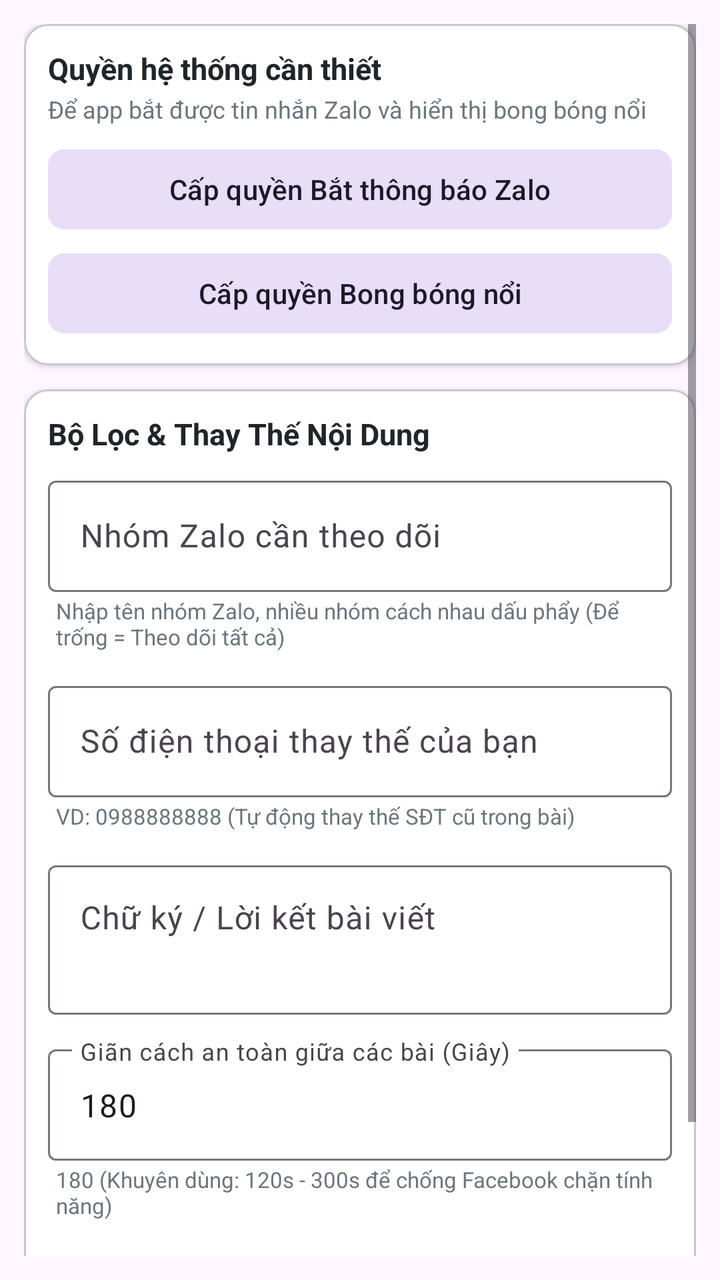
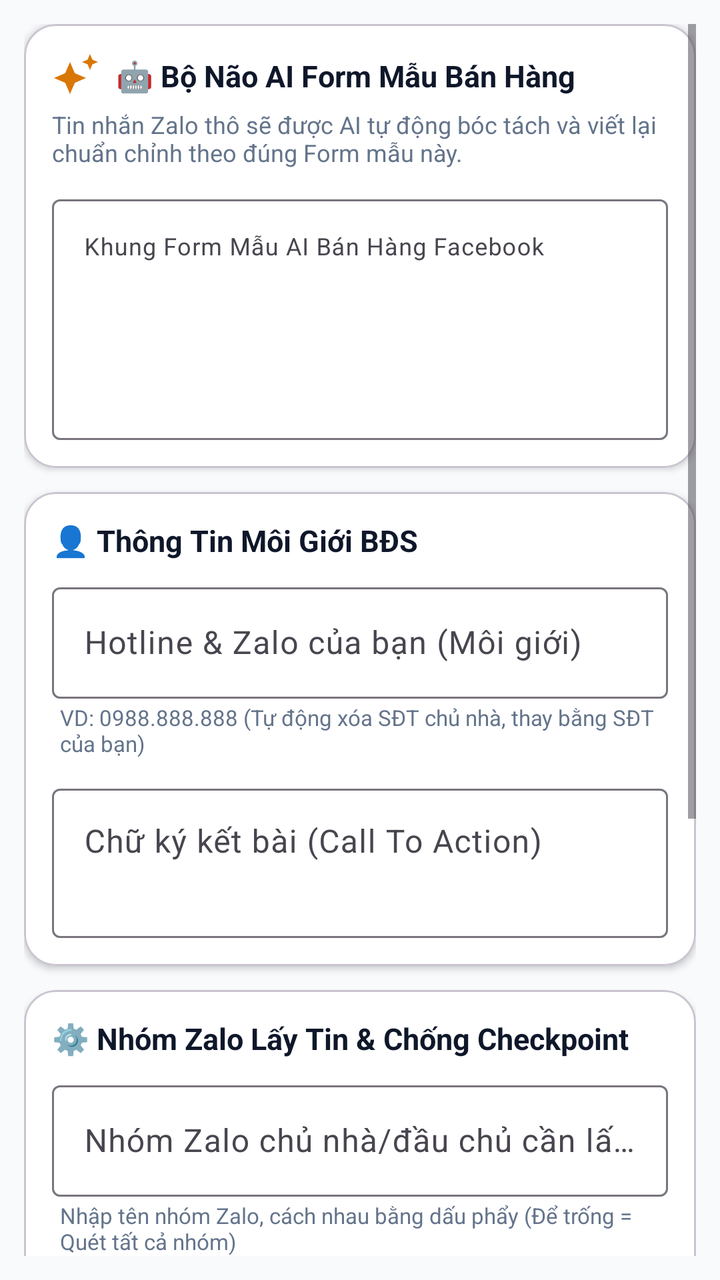

Before-and-after screenshots of an Android layout around one commit, followed by the original layout XML and the change that was made.
<!-- AndroidManifest.xml: application theme Theme.Z2FBPostManager -->
<!-- res/layout/fragment_settings.xml -->
<?xml version="1.0" encoding="utf-8"?>
<ScrollView 
    xmlns:android="http://schemas.android.com/apk/res/android"
    xmlns:app="http://schemas.android.com/apk/res-auto"
    android:layout_width="match_parent"
    android:layout_height="match_parent"
    android:padding="12dp">

    <LinearLayout
        android:layout_width="match_parent"
        android:layout_height="wrap_content"
        android:orientation="vertical">

        
        <com.google.android.material.card.MaterialCardView
            android:layout_width="match_parent"
            android:layout_height="wrap_content"
            app:cardCornerRadius="12dp"
            app:cardElevation="2dp"
            app:cardBackgroundColor="@color/surface">

            <LinearLayout
                android:layout_width="match_parent"
                android:layout_height="wrap_content"
                android:orientation="vertical"
                android:padding="12dp">

                <TextView
                    android:layout_width="wrap_content"
                    android:layout_height="wrap_content"
                    android:text="Quyền hệ thống cần thiết"
                    android:textSize="15sp"
                    android:textStyle="bold"
                    android:textColor="@color/text_primary" />

                <TextView
                    android:layout_width="wrap_content"
                    android:layout_height="wrap_content"
                    android:layout_marginTop="2dp"
                    android:text="Để app bắt được tin nhắn Zalo và hiển thị bong bóng nổi"
                    android:textSize="12sp"
                    android:textColor="@color/text_secondary" />

                <com.google.android.material.button.MaterialButton
                    android:id="@+id/btn_grant_notif"
                    android:layout_width="match_parent"
                    android:layout_height="wrap_content"
                    android:layout_marginTop="8dp"
                    android:text="@string/btn_grant_notification"
                    app:cornerRadius="8dp"
                    style="@style/Widget.Material3.Button.TonalButton" />

                <com.google.android.material.button.MaterialButton
                    android:id="@+id/btn_grant_overlay"
                    android:layout_width="match_parent"
                    android:layout_height="wrap_content"
                    android:layout_marginTop="4dp"
                    android:text="@string/btn_grant_overlay"
                    app:cornerRadius="8dp"
                    style="@style/Widget.Material3.Button.TonalButton" />
            </LinearLayout>
        </com.google.android.material.card.MaterialCardView>

        
        <com.google.android.material.card.MaterialCardView
            android:layout_width="match_parent"
            android:layout_height="wrap_content"
            android:layout_marginTop="12dp"
            app:cardCornerRadius="12dp"
            app:cardElevation="2dp"
            app:cardBackgroundColor="@color/surface">

            <LinearLayout
                android:layout_width="match_parent"
                android:layout_height="wrap_content"
                android:orientation="vertical"
                android:padding="12dp">

                <TextView
                    android:layout_width="wrap_content"
                    android:layout_height="wrap_content"
                    android:text="Bộ Lọc &amp; Thay Thế Nội Dung"
                    android:textSize="15sp"
                    android:textStyle="bold"
                    android:textColor="@color/text_primary" />

                
                <com.google.android.material.textfield.TextInputLayout
                    android:layout_width="match_parent"
                    android:layout_height="wrap_content"
                    android:layout_marginTop="8dp"
                    android:hint="@string/setting_zalo_groups"
                    style="@style/Widget.Material3.TextInputLayout.OutlinedBox">

                    <com.google.android.material.textfield.TextInputEditText
                        android:id="@+id/et_zalo_groups"
                        android:layout_width="match_parent"
                        android:layout_height="wrap_content" />
                </com.google.android.material.textfield.TextInputLayout>
                <TextView
                    android:layout_width="wrap_content"
                    android:layout_height="wrap_content"
                    android:text="@string/setting_zalo_groups_hint"
                    android:textSize="11sp"
                    android:textColor="@color/text_secondary"
                    android:layout_marginStart="4dp"
                    android:layout_marginTop="2dp" />

                
                <com.google.android.material.textfield.TextInputLayout
                    android:layout_width="match_parent"
                    android:layout_height="wrap_content"
                    android:layout_marginTop="12dp"
                    android:hint="@string/setting_replace_phone"
                    style="@style/Widget.Material3.TextInputLayout.OutlinedBox">

                    <com.google.android.material.textfield.TextInputEditText
                        android:id="@+id/et_replace_phone"
                        android:layout_width="match_parent"
                        android:layout_height="wrap_content"
                        android:inputType="phone" />
                </com.google.android.material.textfield.TextInputLayout>
                <TextView
                    android:layout_width="wrap_content"
                    android:layout_height="wrap_content"
                    android:text="@string/setting_replace_phone_hint"
                    android:textSize="11sp"
                    android:textColor="@color/text_secondary"
                    android:layout_marginStart="4dp"
                    android:layout_marginTop="2dp" />

                
                <com.google.android.material.textfield.TextInputLayout
                    android:layout_width="match_parent"
                    android:layout_height="wrap_content"
                    android:layout_marginTop="12dp"
                    android:hint="@string/setting_signature"
                    style="@style/Widget.Material3.TextInputLayout.OutlinedBox">

                    <com.google.android.material.textfield.TextInputEditText
                        android:id="@+id/et_signature"
                        android:layout_width="match_parent"
                        android:layout_height="wrap_content"
                        android:minLines="2"
                        android:gravity="top"
                        android:inputType="textMultiLine" />
                </com.google.android.material.textfield.TextInputLayout>

                
                <com.google.android.material.textfield.TextInputLayout
                    android:layout_width="match_parent"
                    android:layout_height="wrap_content"
                    android:layout_marginTop="12dp"
                    android:hint="@string/setting_delay_jitter"
                    style="@style/Widget.Material3.TextInputLayout.OutlinedBox">

                    <com.google.android.material.textfield.TextInputEditText
                        android:id="@+id/et_delay_sec"
                        android:layout_width="match_parent"
                        android:layout_height="wrap_content"
                        android:inputType="number"
                        android:text="180" />
                </com.google.android.material.textfield.TextInputLayout>
                <TextView
                    android:layout_width="wrap_content"
                    android:layout_height="wrap_content"
                    android:text="@string/setting_delay_hint"
                    android:textSize="11sp"
                    android:textColor="@color/text_secondary"
                    android:layout_marginStart="4dp"
                    android:layout_marginTop="2dp" />

                
                <com.google.android.material.button.MaterialButton
                    android:id="@+id/btn_save_settings"
                    android:layout_width="match_parent"
                    android:layout_height="wrap_content"
                    android:layout_marginTop="16dp"
                    android:text="@string/btn_save"
                    app:cornerRadius="8dp"
                    app:backgroundTint="@color/primary" />
            </LinearLayout>
        </com.google.android.material.card.MaterialCardView>

        <View
            android:layout_width="match_parent"
            android:layout_height="32dp" />

    </LinearLayout>
</ScrollView>
<!-- resources referenced by this layout -->
<resources>
  <color name="primary">#1877F2</color>
  <color name="surface">#FFFFFF</color>
  <color name="text_primary">#212529</color>
  <color name="text_secondary">#6C757D</color>
  <string name="btn_grant_notification">Cấp quyền Bắt thông báo Zalo</string>
  <string name="btn_grant_overlay">Cấp quyền Bong bóng nổi</string>
  <string name="btn_save">Lưu cấu hình</string>
  <string name="setting_delay_hint">180 (Khuyên dùng: 120s - 300s để chống Facebook chặn tính năng)</string>
  <string name="setting_delay_jitter">Giãn cách an toàn giữa các bài (Giây)</string>
  <string name="setting_replace_phone">Số điện thoại thay thế của bạn</string>
  <string name="setting_replace_phone_hint">VD: 0988888888 (Tự động thay thế SĐT cũ trong bài)</string>
  <string name="setting_signature">Chữ ký / Lời kết bài viết</string>
  <string name="setting_zalo_groups">Nhóm Zalo cần theo dõi</string>
  <string name="setting_zalo_groups_hint">Nhập tên nhóm Zalo, nhiều nhóm cách nhau dấu phẩy (Để trống = Theo dõi tất cả)</string>
  <style name="Theme.Z2FBPostManager" parent="Theme.Material3.DayNight.NoActionBar">
          
          <item name="colorPrimary">@color/primary</item>
          <item name="colorOnPrimary">@color/on_primary</item>
          <item name="colorSecondary">@color/secondary</item>
          <item name="android:statusBarColor">@color/surface</item>
          <item name="android:windowLightStatusBar">true</item>
          <item name="android:navigationBarColor">@color/surface</item>
      </style>
  <color name="on_primary">#FFFFFF</color>
  <color name="secondary">#0068FF</color>
</resources>

<!-- the commit's change to res/layout/fragment_settings.xml (unified diff, before → after) -->
@@ -4,6 +4,7 @@
     xmlns:app="http://schemas.android.com/apk/res-auto"
     android:layout_width="match_parent"
     android:layout_height="match_parent"
+    android:background="@color/background"
     android:padding="12dp">
 
     <LinearLayout
@@ -15,49 +16,128 @@
         <com.google.android.material.card.MaterialCardView
             android:layout_width="match_parent"
             android:layout_height="wrap_content"
-            app:cardCornerRadius="12dp"
-            app:cardElevation="2dp"
-            app:cardBackgroundColor="@color/surface">
-
-            <LinearLayout
-                android:layout_width="match_parent"
-                android:layout_height="wrap_content"
-                android:orientation="vertical"
-                android:padding="12dp">
-
-                <TextView
-                    android:layout_width="wrap_content"
-                    android:layout_height="wrap_content"
-                    android:text="Quyền hệ thống cần thiết"
-                    android:textSize="15sp"
-                    android:textStyle="bold"
-                    android:textColor="@color/text_primary" />
-
-                <TextView
-                    android:layout_width="wrap_content"
-                    android:layout_height="wrap_content"
-                    android:layout_marginTop="2dp"
-                    android:text="Để app bắt được tin nhắn Zalo và hiển thị bong bóng nổi"
+            app:cardCornerRadius="16dp"
+            app:cardElevation="2dp"
+            app:cardBackgroundColor="@color/surface">
+
+            <LinearLayout
+                android:layout_width="match_parent"
+                android:layout_height="wrap_content"
+                android:orientation="vertical"
+                android:padding="14dp">
+
+                <LinearLayout
+                    android:layout_width="match_parent"
+                    android:layout_height="wrap_content"
+                    android:orientation="horizontal"
+                    android:gravity="center_vertical">
+
+                    <ImageView
+                        android:layout_width="24dp"
+                        android:layout_height="24dp"
+                        android:src="@drawable/ic_sparkle" />
+
+                    <TextView
+                        android:layout_width="wrap_content"
+                        android:layout_height="wrap_content"
+                        android:layout_marginStart="8dp"
+                        android:text="🤖 Bộ Não AI Form Mẫu Bán Hàng"
+                        android:textSize="15sp"
+                        android:textStyle="bold"
+                        android:textColor="@color/text_primary" />
+                </LinearLayout>
+
+                <TextView
+                    android:layout_width="wrap_content"
+                    android:layout_height="wrap_content"
+                    android:layout_marginTop="4dp"
+                    android:text="Tin nhắn Zalo thô sẽ được AI tự động bóc tách và viết lại chuẩn chỉnh theo đúng Form mẫu này."
                     android:textSize="12sp"
                     android:textColor="@color/text_secondary" />
 
-                <com.google.android.material.button.MaterialButton
-                    android:id="@+id/btn_grant_notif"
+                <com.google.android.material.textfield.TextInputLayout
+                    android:layout_width="match_parent"
+                    android:layout_height="wrap_content"
+                    android:layout_marginTop="10dp"
+                    android:hint="@string/setting_ai_template"
+                    style="@style/Widget.Material3.TextInputLayout.OutlinedBox">
+
+                    <com.google.android.material.textfield.TextInputEditText
+                        android:id="@+id/et_ai_template"
+                        android:layout_width="match_parent"
+                        android:layout_height="wrap_content"
+                        android:minLines="6"
+                        android:gravity="top"
+                        android:textSize="12sp"
+                        android:inputType="textMultiLine" />
+                </com.google.android.material.textfield.TextInputLayout>
+
+            </LinearLayout>
+        </com.google.android.material.card.MaterialCardView>
+
+        
+        <com.google.android.material.card.MaterialCardView
+            android:layout_width="match_parent"
+            android:layout_height="wrap_content"
+            android:layout_marginTop="12dp"
+            app:cardCornerRadius="16dp"
+            app:cardElevation="2dp"
+            app:cardBackgroundColor="@color/surface">
+
+            <LinearLayout
+                android:layout_width="match_parent"
+                android:layout_height="wrap_content"
+                android:orientation="vertical"
+                android:padding="14dp">
+
+                <TextView
+                    android:layout_width="wrap_content"
+                    android:layout_height="wrap_content"
+                    android:text="👤 Thông Tin Môi Giới BĐS"
+                    android:textSize="15sp"
+                    android:textStyle="bold"
+                    android:textColor="@color/text_primary" />
+
+                
+                <com.google.android.material.textfield.TextInputLayout
                     android:layout_width="match_parent"
                     android:layout_height="wrap_content"
                     android:layout_marginTop="8dp"
-                    android:text="@string/btn_grant_notification"
-                    app:cornerRadius="8dp"
-                    style="@style/Widget.Material3.Button.TonalButton" />
-
-                <com.google.android.material.button.MaterialButton
-                    android:id="@+id/btn_grant_overlay"
-                    android:layout_width="match_parent"
-                    android:layout_height="wrap_content"
-                    android:layout_marginTop="4dp"
-                    android:text="@string/btn_grant_overlay"
-                    app:cornerRadius="8dp"
-                    style="@style/Widget.Material3.Button.TonalButton" />
+                    android:hint="@string/setting_replace_phone"
+                    style="@style/Widget.Material3.TextInputLayout.OutlinedBox">
+
+                    <com.google.android.material.textfield.TextInputEditText
+                        android:id="@+id/et_replace_phone"
+                        android:layout_width="match_parent"
+                        android:layout_height="wrap_content"
+                        android:inputType="phone" />
+                </com.google.android.material.textfield.TextInputLayout>
+                <TextView
+                    android:layout_width="wrap_content"
+                    android:layout_height="wrap_content"
+                    android:text="@string/setting_replace_phone_hint"
+                    android:textSize="11sp"
+                    android:textColor="@color/text_secondary"
+                    android:layout_marginStart="4dp"
+                    android:layout_marginTop="2dp" />
+
+                
+                <com.google.android.material.textfield.TextInputLayout
+                    android:layout_width="match_parent"
+                    android:layout_height="wrap_content"
+                    android:layout_marginTop="10dp"
+                    android:hint="@string/setting_signature"
+                    style="@style/Widget.Material3.TextInputLayout.OutlinedBox">
+
+                    <com.google.android.material.textfield.TextInputEditText
+                        android:id="@+id/et_signature"
+                        android:layout_width="match_parent"
+                        android:layout_height="wrap_content"
+                        android:minLines="2"
+                        android:gravity="top"
+                        android:inputType="textMultiLine" />
+                </com.google.android.material.textfield.TextInputLayout>
+
             </LinearLayout>
         </com.google.android.material.card.MaterialCardView>
 
@@ -66,20 +146,20 @@
             android:layout_width="match_parent"
             android:layout_height="wrap_content"
             android:layout_marginTop="12dp"
-            app:cardCornerRadius="12dp"
-            app:cardElevation="2dp"
-            app:cardBackgroundColor="@color/surface">
-
-            <LinearLayout
-                android:layout_width="match_parent"
-                android:layout_height="wrap_content"
-                android:orientation="vertical"
-                android:padding="12dp">
-
-                <TextView
-                    android:layout_width="wrap_content"
-                    android:layout_height="wrap_content"
-                    android:text="Bộ Lọc &amp; Thay Thế Nội Dung"
+            app:cardCornerRadius="16dp"
+            app:cardElevation="2dp"
+            app:cardBackgroundColor="@color/surface">
+
+            <LinearLayout
+                android:layout_width="match_parent"
+                android:layout_height="wrap_content"
+                android:orientation="vertical"
+                android:padding="14dp">
+
+                <TextView
+                    android:layout_width="wrap_content"
+                    android:layout_height="wrap_content"
+                    android:text="⚙️ Nhóm Zalo Lấy Tin &amp; Chống Checkpoint"
                     android:textSize="15sp"
                     android:textStyle="bold"
                     android:textColor="@color/text_primary" />
@@ -110,47 +190,7 @@
                 <com.google.android.material.textfield.TextInputLayout
                     android:layout_width="match_parent"
                     android:layout_height="wrap_content"
-                    android:layout_marginTop="12dp"
-                    android:hint="@string/setting_replace_phone"
-                    style="@style/Widget.Material3.TextInputLayout.OutlinedBox">
-
-                    <com.google.android.material.textfield.TextInputEditText
-                        android:id="@+id/et_replace_phone"
-                        android:layout_width="match_parent"
-                        android:layout_height="wrap_content"
-                        android:inputType="phone" />
-                </com.google.android.material.textfield.TextInputLayout>
-                <TextView
-                    android:layout_width="wrap_content"
-                    android:layout_height="wrap_content"
-                    android:text="@string/setting_replace_phone_hint"
-                    android:textSize="11sp"
-                    android:textColor="@color/text_secondary"
-                    android:layout_marginStart="4dp"
-                    android:layout_marginTop="2dp" />
-
-                
-                <com.google.android.material.textfield.TextInputLayout
-                    android:layout_width="match_parent"
-                    android:layout_height="wrap_content"
-                    android:layout_marginTop="12dp"
-                    android:hint="@string/setting_signature"
-                    style="@style/Widget.Material3.TextInputLayout.OutlinedBox">
-
-                    <com.google.android.material.textfield.TextInputEditText
-                        android:id="@+id/et_signature"
-                        android:layout_width="match_parent"
-                        android:layout_height="wrap_content"
-                        android:minLines="2"
-                        android:gravity="top"
-                        android:inputType="textMultiLine" />
-                </com.google.android.material.textfield.TextInputLayout>
-
-                
-                <com.google.android.material.textfield.TextInputLayout
-                    android:layout_width="match_parent"
-                    android:layout_height="wrap_content"
-                    android:layout_marginTop="12dp"
+                    android:layout_marginTop="10dp"
                     android:hint="@string/setting_delay_jitter"
                     style="@style/Widget.Material3.TextInputLayout.OutlinedBox">
 
@@ -174,11 +214,55 @@
                 <com.google.android.material.button.MaterialButton
                     android:id="@+id/btn_save_settings"
                     android:layout_width="match_parent"
-                    android:layout_height="wrap_content"
+                    android:layout_height="46dp"
                     android:layout_marginTop="16dp"
                     android:text="@string/btn_save"
-                    app:cornerRadius="8dp"
+                    android:textStyle="bold"
+                    app:cornerRadius="10dp"
                     app:backgroundTint="@color/primary" />
+            </LinearLayout>
+        </com.google.android.material.card.MaterialCardView>
+
+        
+        <com.google.android.material.card.MaterialCardView
+            android:layout_width="match_parent"
+            android:layout_height="wrap_content"
+            android:layout_marginTop="12dp"
+            app:cardCornerRadius="16dp"
+            app:cardElevation="2dp"
+            app:cardBackgroundColor="@color/surface">
+
+            <LinearLayout
+                android:layout_width="match_parent"
+                android:layout_height="wrap_content"
+                android:orientation="vertical"
+                android:padding="14dp">
+
+                <TextView
+                    android:layout_width="wrap_content"
+                    android:layout_height="wrap_content"
+                    android:text="🛡️ Quyền Hệ Thống Bắt Tin Zalo"
+                    android:textSize="15sp"
+                    android:textStyle="bold"
+                    android:textColor="@color/text_primary" />
+
+                <com.google.android.material.button.MaterialButton
+                    android:id="@+id/btn_grant_notif"
+                    android:layout_width="match_parent"
+                    android:layout_height="wrap_content"
+                    android:layout_marginTop="8dp"
+                    android:text="@string/btn_grant_notification"
+                    app:cornerRadius="10dp"
+                    style="@style/Widget.Material3.Button.TonalButton" />
+
+                <com.google.android.material.button.MaterialButton
+                    android:id="@+id/btn_grant_overlay"
+                    android:layout_width="match_parent"
+                    android:layout_height="wrap_content"
+                    android:layout_marginTop="4dp"
+                    android:text="@string/btn_grant_overlay"
+                    app:cornerRadius="10dp"
+                    style="@style/Widget.Material3.Button.TonalButton" />
             </LinearLayout>
         </com.google.android.material.card.MaterialCardView>
 
<!-- resource entries referenced after the edit -->
@@ -1,19 +1,31 @@
 <!-- resources referenced by this layout -->
 <resources>
-  <color name="primary">#1877F2</color>
+  <color name="background">#F8FAFC</color>
+  <color name="primary">#0F62FE</color>
   <color name="surface">#FFFFFF</color>
-  <color name="text_primary">#212529</color>
-  <color name="text_secondary">#6C757D</color>
+  <color name="text_primary">#0F172A</color>
+  <color name="text_secondary">#64748B</color>
+  <!-- drawable ic_sparkle (drawable) -->
+  <vector xmlns:android="http://schemas.android.com/apk/res/android"
+      android:width="24dp"
+      android:height="24dp"
+      android:viewportWidth="24"
+      android:viewportHeight="24">
+    <path
+        android:fillColor="@color/price_tag"
+        android:pathData="M9,21l-2.4,-5.6L1,13l5.6,-2.4L9,5l2.4,5.6L17,13l-5.6,2.4L9,21zM19,9l-1.2,-2.8L15,5l2.8,-1.2L19,1l1.2,2.8L23,5l-2.8,1.2L19,9z"/>
+  </vector>
   <string name="btn_grant_notification">Cấp quyền Bắt thông báo Zalo</string>
   <string name="btn_grant_overlay">Cấp quyền Bong bóng nổi</string>
-  <string name="btn_save">Lưu cấu hình</string>
-  <string name="setting_delay_hint">180 (Khuyên dùng: 120s - 300s để chống Facebook chặn tính năng)</string>
-  <string name="setting_delay_jitter">Giãn cách an toàn giữa các bài (Giây)</string>
-  <string name="setting_replace_phone">Số điện thoại thay thế của bạn</string>
-  <string name="setting_replace_phone_hint">VD: 0988888888 (Tự động thay thế SĐT cũ trong bài)</string>
-  <string name="setting_signature">Chữ ký / Lời kết bài viết</string>
-  <string name="setting_zalo_groups">Nhóm Zalo cần theo dõi</string>
-  <string name="setting_zalo_groups_hint">Nhập tên nhóm Zalo, nhiều nhóm cách nhau dấu phẩy (Để trống = Theo dõi tất cả)</string>
+  <string name="btn_save">Lưu Cấu Hình</string>
+  <string name="setting_ai_template">Khung Form Mẫu AI Bán Hàng Facebook</string>
+  <string name="setting_delay_hint">180 (Khuyên dùng: 120s - 240s để tài khoản an toàn tuyệt đối)</string>
+  <string name="setting_delay_jitter">Giãn cách chống checkpoint FB (Giây)</string>
+  <string name="setting_replace_phone">Hotline &amp; Zalo của bạn (Môi giới)</string>
+  <string name="setting_replace_phone_hint">VD: 0988.888.888 (Tự động xóa SĐT chủ nhà, thay bằng SĐT của bạn)</string>
+  <string name="setting_signature">Chữ ký kết bài (Call To Action)</string>
+  <string name="setting_zalo_groups">Nhóm Zalo chủ nhà/đầu chủ cần lấy tin</string>
+  <string name="setting_zalo_groups_hint">Nhập tên nhóm Zalo, cách nhau bằng dấu phẩy (Để trống = Quét tất cả nhóm)</string>
   <style name="Theme.Z2FBPostManager" parent="Theme.Material3.DayNight.NoActionBar">
           
           <item name="colorPrimary">@color/primary</item>
@@ -23,7 +35,8 @@
           <item name="android:windowLightStatusBar">true</item>
           <item name="android:navigationBarColor">@color/surface</item>
       </style>
+  <color name="price_tag">#D97706</color>
   <color name="on_primary">#FFFFFF</color>
-  <color name="secondary">#0068FF</color>
+  <color name="secondary">#0D9488</color>
 </resources>
 
